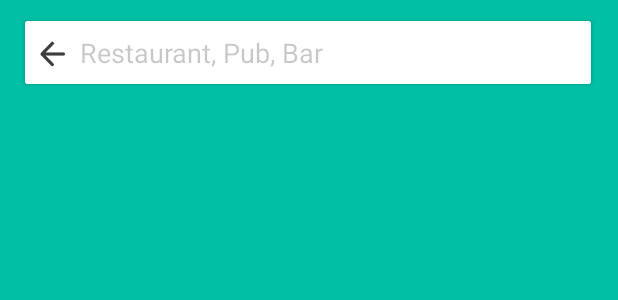
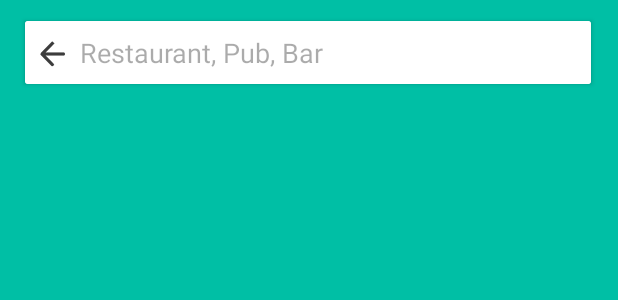
Before and after one commit to sektan/yw8, an Android app: the layout activity_search.xml on its own in the app's theme, with its tools: preview values and no code run, on a phone screen of 412 x 824 dp. Shown: the top 300 px of the screen. Run offline under Robolectric (Android 15) with nearby library versions, the phone set to English and light mode, and no system bars.

Commit message:
UI changes

```diff
--- a/app/src/main/java/com/dishq/buzz/ui/SearchActivity.java
+++ b/app/src/main/java/com/dishq/buzz/ui/SearchActivity.java
@@ -64,6 +64,7 @@ public class SearchActivity extends BaseActivity {
 
             getWindow().setSoftInputMode(WindowManager.LayoutParams.SOFT_INPUT_STATE_VISIBLE);
             txtAutoComplete=(EditText)findViewById(R.id.restaurant_autosuggest);
+            txtAutoComplete.setTypeface(Util.getFaceRoman());
             backButton=(ImageView) findViewById(R.id.autosuggest_back);
             backButton.setOnClickListener(new View.OnClickListener() {
                 @Override
--- a/app/src/main/res/layout/acitivity_menu_finder_child.xml
+++ b/app/src/main/res/layout/acitivity_menu_finder_child.xml
@@ -29,7 +29,6 @@
             android:layout_marginStart="4dp"
             android:layout_marginTop="4dp"
             android:ellipsize="end"
-            android:alpha="0.96"
             android:maxLines="2"
             android:textColor="#86000000"
             android:textSize="@dimen/visible_text_reading_size" />
--- a/app/src/main/res/layout/activity_home_page.xml
+++ b/app/src/main/res/layout/activity_home_page.xml
@@ -10,10 +10,9 @@
         android:id="@+id/home_page_toolbar"
         android:layout_width="match_parent"
         android:layout_height="?attr/actionBarSize"
-        app:theme="@style/AppTheme.Toolbar"
+        app:theme="@style/ThemeOverlay.AppCompat.ActionBar"
         android:background="@color/blueGreen"
-        app:titleTextAppearance="@style/AppTheme.Toolbar.Title"
-        android:theme="@style/ThemeOverlay.AppCompat.ActionBar"/>
+        app:titleTextAppearance="@style/AppTheme.Toolbar.Title" />
 
     <!-- CardView for searching for restaurants -->
     <android.support.v7.widget.CardView
--- a/app/src/main/res/layout/activity_search.xml
+++ b/app/src/main/res/layout/activity_search.xml
@@ -36,7 +36,7 @@
                 android:layout_width="match_parent"
                 android:id="@+id/restaurant_autosuggest"
                 android:hint="Restaurant, Pub, Bar"
-                android:textColorHint="#38000000"
+                android:textColorHint="#54000000"
                 android:paddingBottom="15dp"
                 android:singleLine="true"
                 android:imeOptions="actionDone"
--- a/app/src/main/res/layout/content_user_profile.xml
+++ b/app/src/main/res/layout/content_user_profile.xml
@@ -119,7 +119,7 @@
                     android:id="@+id/progress_image"
                     android:layout_width="30dp"
                     android:layout_height="40dp"
-                    android:src="@drawable/profile_points_soldier"/>
+                    android:src="@drawable/profile_points_rookie"/>
 
             </LinearLayout>
 
```
